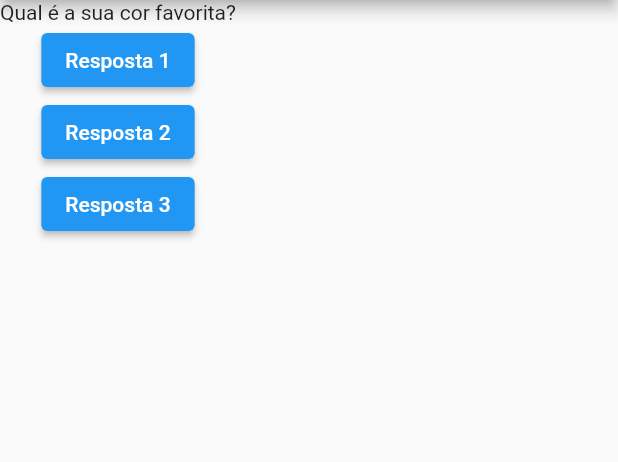
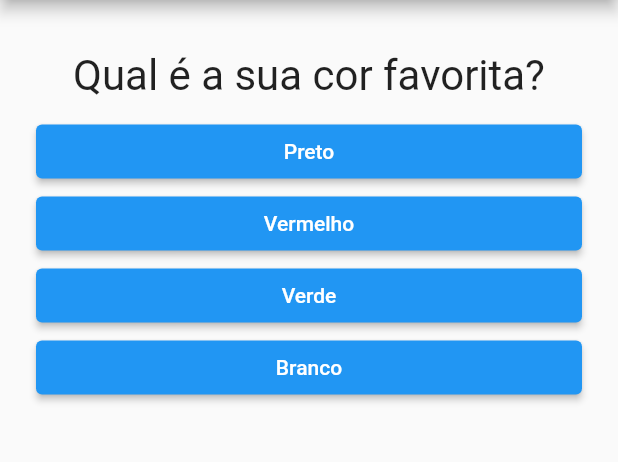
Before and after one commit to kaleberq/QuestionsExample, a Flutter app: the screen it shows after launch, on a phone screen of 412 x 824 dp, the part 84-546 px from its top. Run offline on Flutter 3.47's test engine with Material 2 defaults, Android fonts, the phone set to English and light mode, and no system bars.

Commit message:
:construction:

```diff
--- a/lib/main.dart
+++ b/lib/main.dart
@@ -1,56 +1,68 @@
 import 'package:flutter/material.dart';
+import 'package:projeto_perguntas/resultado.dart';
+import './questionario.dart';
 
-void main() {
-  runApp(PerguntaApp());
-}
+void main() => runApp(const PerguntaApp());
 
-class PerguntaState extends State<PerguntaApp> {
-  var perguntaSelecionada = 0;
+class _PerguntaAppState extends State<PerguntaApp> {
+  var _perguntaSelecionada = 0;
+  final _perguntas = const [
+    {
+      'texto': 'Qual é a sua cor favorita?',
+      'respostas': ['Preto', 'Vermelho', 'Verde', 'Branco'],
+    },
+    {
+      'texto': 'Qual é o seu animal favorito?',
+      'respostas': ['Coelho', 'Cobra', 'Elefante', 'Leão'],
+    },
+    {
+      'texto': 'Qual é o seu tech favorito?',
+      'respostas': [
+        'Joana',
+        'Gil brother away',
+        'helio',
+        'do while',
+        'carlim colombiano',
+        'eu'
+      ],
+    },
+  ];
 
-  void responder() {
-    setState(() {
-      perguntaSelecionada++;
-    });
-    print(perguntaSelecionada);
+  void _responder() {
+    if (temPerguntaSelecionada) {
+      setState(() {
+        _perguntaSelecionada++;
+      });
+    }
+  }
+
+  bool get temPerguntaSelecionada {
+    return _perguntaSelecionada < _perguntas.length;
   }
 
   @override
   Widget build(BuildContext context) {
-    final perguntas = [
-      'Qual é a sua cor favorita?',
-      'Qual é o seu animal favorito?',
-      'roii é o seu animal favorito?',
-    ];
-
     return MaterialApp(
       home: Scaffold(
         appBar: AppBar(
           title: const Text('Perguntas'),
         ),
-        body: Column(
-          children: [
-            Text(perguntas[perguntaSelecionada]),
-            ElevatedButton(
-              onPressed: responder,
-              child: const Text('Resposta 1'),
-            ),
-            ElevatedButton(
-              onPressed: responder,
-              child: const Text('Resposta 2'),
-            ),
-            ElevatedButton(
-              onPressed: responder,
-              child: const Text('Resposta 3'),
-            ),
-          ],
-        ),
+        body: temPerguntaSelecionada
+            ? Questionario(
+                perguntas: _perguntas,
+                perguntaSelecionada: _perguntaSelecionada,
+                quandoResponder: _responder)
+            : const Resultado(),
       ),
     );
   }
 }
 
 class PerguntaApp extends StatefulWidget {
-  PerguntaState createState() {
-    return PerguntaState();
+  const PerguntaApp({super.key});
+
+  @override
+  _PerguntaAppState createState() {
+    return _PerguntaAppState();
   }
 }
--- /dev/null
+++ b/lib/questao.dart
@@ -0,0 +1,20 @@
+import 'package:flutter/material.dart';
+
+class Questao extends StatelessWidget {
+  final String texto;
+
+  const Questao(this.texto, {super.key});
+
+  @override
+  Widget build(BuildContext context) {
+    return Container(
+      width: double.infinity,
+      margin: const EdgeInsets.all(10),
+      child: Text(
+        texto,
+        style: const TextStyle(fontSize: 28),
+        textAlign: TextAlign.center,
+      ),
+    );
+  }
+}
--- /dev/null
+++ b/lib/questionario.dart
@@ -0,0 +1,36 @@
+import 'package:flutter/material.dart';
+import './questao.dart';
+import './resposta.dart';
+
+class Questionario extends StatelessWidget {
+  final List<Map<String, Object>> perguntas;
+  final int perguntaSelecionada;
+  final void Function() quandoResponder;
+
+  const Questionario({
+    super.key,
+    required this.perguntas,
+    required this.perguntaSelecionada,
+    required this.quandoResponder,
+  });
+
+  bool get temPerguntaSelecionada {
+    return perguntaSelecionada < perguntas.length;
+  }
+
+  @override
+  Widget build(BuildContext context) {
+    List<String> respostas = temPerguntaSelecionada
+        ? perguntas[perguntaSelecionada]['respostas'] as List<String>
+        : [];
+    return Padding(
+      padding: const EdgeInsets.all(24.0),
+      child: Column(
+        children: [
+          Questao(perguntas[perguntaSelecionada]['texto'] as String),
+          ...respostas.map((t) => Resposta(t, quandoResponder)).toList(),
+        ],
+      ),
+    );
+  }
+}
--- /dev/null
+++ b/lib/resposta.dart
@@ -0,0 +1,23 @@
+import 'package:flutter/material.dart';
+
+class Resposta extends StatelessWidget {
+  final String texto;
+  final void Function() quandoSelecionado;
+
+  const Resposta(this.texto, this.quandoSelecionado, {super.key});
+
+  @override
+  Widget build(BuildContext context) {
+    return SizedBox(
+      width: double.infinity,
+      child: ElevatedButton(
+        style: ElevatedButton.styleFrom(
+          backgroundColor: Colors.blue,
+          foregroundColor: Colors.white,
+        ),
+        onPressed: quandoSelecionado,
+        child: Text(texto),
+      ),
+    );
+  }
+}
--- /dev/null
+++ b/lib/resultado.dart
@@ -0,0 +1,12 @@
+import 'package:flutter/material.dart';
+
+class Resultado extends StatelessWidget {
+  const Resultado({Key? key}) : super(key: key);
+
+  @override
+  Widget build(BuildContext context) {
+    return const Center(
+      child: Text('Parabéns uai', style: TextStyle(fontSize: 28)),
+    );
+  }
+}
```
Also changed, not shown: 1 other file.
